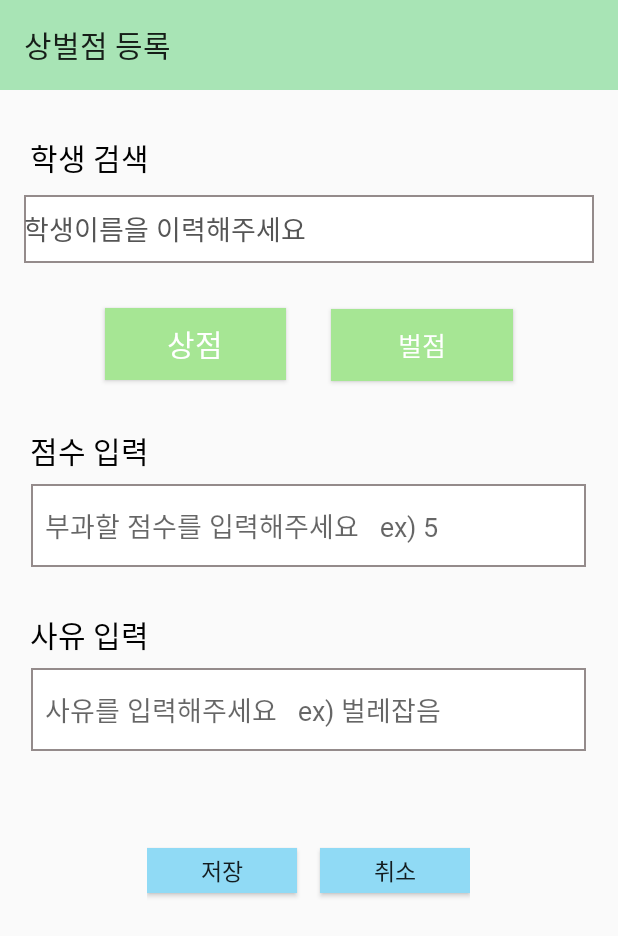
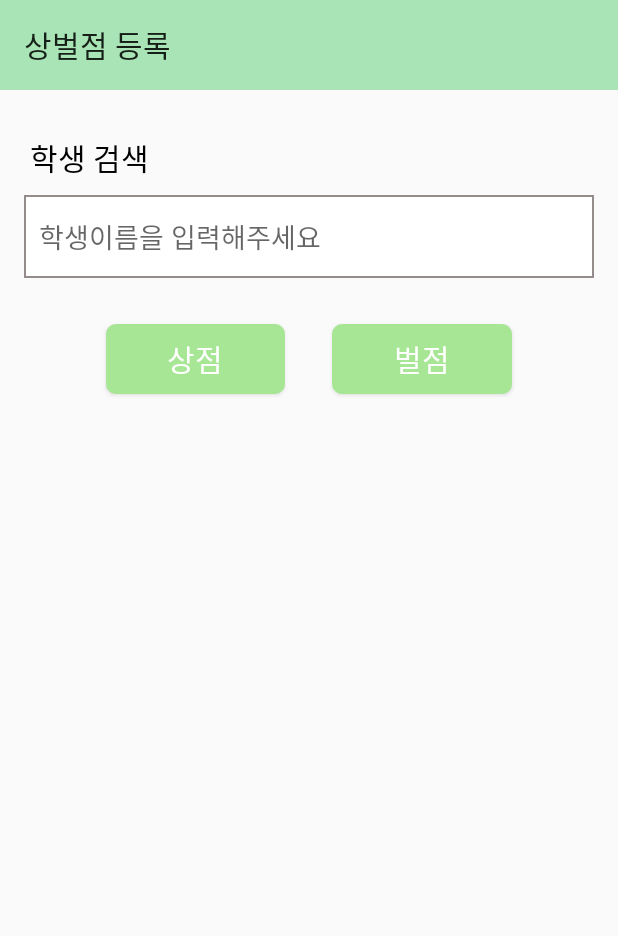
Before and after one commit to ProjectInTheClass/ParcelNoticeManager, an Android app: the RewardActivity screen opened directly, with no data from a screen before it, on a phone screen of 412 x 824 dp. Shown: the top 936 px of the screen. Run offline under Robolectric (Android 15) with nearby library versions, the light colour scheme and no system bars; 1 statement that could not run was skipped.

Commit message:
상벌점 수정

```diff
--- a/app/src/main/java/com/eos/parcelnoticemanager/tools/PlusStudentActivity.java
+++ b/app/src/main/java/com/eos/parcelnoticemanager/tools/PlusStudentActivity.java
@@ -94,7 +94,7 @@ public class PlusStudentActivity extends AppCompatActivity {
                         String who = autoCompleteTextView.getText().toString();
                         int index;
                         for(index = 0; index < list.size(); index++){
-                            if(list.get(0).equals(who)) break;
+                            if(list.get(index).equals(who)) break;
                         }
                         int id = userList.get(index).getId();
                         JsonObject json = new JsonObject();
--- a/app/src/main/java/com/eos/parcelnoticemanager/tools/RewardActivity.java
+++ b/app/src/main/java/com/eos/parcelnoticemanager/tools/RewardActivity.java
@@ -12,6 +12,7 @@ import android.widget.ArrayAdapter;
 import android.widget.AutoCompleteTextView;
 import android.widget.Button;
 import android.widget.EditText;
+import android.widget.TextView;
 import android.widget.Toast;
 
 import com.eos.parcelnoticemanager.R;
@@ -40,6 +41,8 @@ public class RewardActivity extends AppCompatActivity {
     private EditText ed_name;
     private EditText ed_score;
     private EditText ed_reason;
+    private TextView tv_score;
+    private TextView tv_reason;
     private Button btn_save_reward;
     private Button btn_plus, btn_minus;
     private Button btn_nosave_reward;
@@ -57,6 +60,9 @@ public class RewardActivity extends AppCompatActivity {
 
         ed_score = (EditText)findViewById(R.id.editText_score);
         ed_reason = (EditText)findViewById(R.id.editText_reason);
+
+        tv_score = findViewById(R.id.textView_score);
+        tv_reason = findViewById(R.id.textView_reason);
 
         btn_plus = (Button)findViewById(R.id.button_plusPoint);
         btn_minus = (Button)findViewById(R.id.button_minusPoint);
@@ -102,6 +108,7 @@ public class RewardActivity extends AppCompatActivity {
                     @Override
                     public void onClick(View view) {
                         type = "상점";
+                        makeVisible();
                     }
                 });
                 //벌점 버튼 눌렀으면 벌점 type으로 바꿔주기
@@ -109,6 +116,7 @@ public class RewardActivity extends AppCompatActivity {
                     @Override
                     public void onClick(View view) {
                         type = "벌점";
+                        makeVisible();
                     }
                 });
 
@@ -168,7 +176,16 @@ public class RewardActivity extends AppCompatActivity {
         };
         callGetUser.enqueue(callback);
     }
-    public static String getToken(){
+    private String getToken(){
         return pref.getString("token","");
     }
+
+    private void makeVisible(){
+        tv_reason.setVisibility(View.VISIBLE);
+        tv_score.setVisibility(View.VISIBLE);
+        btn_nosave_reward.setVisibility(View.VISIBLE);
+        btn_save_reward.setVisibility(View.VISIBLE);
+        ed_score.setVisibility(View.VISIBLE);
+        ed_reason.setVisibility(View.VISIBLE);
+    }
 }
--- a/app/src/main/res/layout/activity_reward.xml
+++ b/app/src/main/res/layout/activity_reward.xml
@@ -31,11 +31,11 @@
         android:id="@+id/autoCompleteTextView_reward"
         android:layout_width="380dp"
         android:layout_marginTop = "10dp"
-        android:layout_height="45dp"
+        android:layout_height="55dp"
         android:gravity="center_vertical"
         android:layout_gravity="center"
-        android:textColorHint="#555555"
-        android:hint="학생이름을 이력해주세요"
+        android:hint="학생이름을 입력해주세요"
+        android:paddingLeft="10dp"
         android:completionThreshold="1"
         android:fontFamily="@font/nexon_gothic_lv1_bold"
         android:background="@drawable/border"/>
@@ -51,29 +51,33 @@
             android:layout_marginLeft="70dp"
             android:layout_marginTop="30dp"
             android:layout_weight="1"
-            android:background="@color/colorPrimary"
+            android:background="@drawable/all_button_background"
+            android:backgroundTint="@color/colorPrimary"
             android:fontFamily="@font/nexon_gothic_lv1_bold"
             android:text="상점"
             android:textColor="#FFFFFF"
-            android:textSize="20dp" />
+            android:textSize="20sp" />
 
         <Button
             android:id="@+id/button_minusPoint"
             android:layout_height="wrap_content"
             android:layout_width="0dp"
             android:text="벌점"
-            android:textSize="17dp"
+            android:textSize="20sp"
             android:layout_weight="1"
             android:layout_marginTop="30dp"
             android:layout_marginRight="70dp"
             android:layout_marginLeft = "30dp"
-            android:background="@color/colorPrimary"
+            android:background="@drawable/all_button_background"
+            android:backgroundTint="@color/colorPrimary"
             android:textColor="#FFFFFF"
             android:fontFamily="@font/nexon_gothic_lv1_bold"/>
 
     </LinearLayout>
 
     <TextView
+        android:id="@+id/textView_score"
+        android:visibility="invisible"
         android:layout_width="wrap_content"
         android:layout_height="wrap_content"
         android:text="점수 입력"
@@ -84,17 +88,21 @@
         android:fontFamily="@font/nexon_gothic_lv1_bold"/>
 
     <EditText
+        android:visibility="invisible"
         android:id="@+id/editText_score"
         android:layout_width="370dp"
         android:layout_height="55dp"
         android:layout_gravity="center"
         android:layout_marginTop="7dp"
-        android:hint="  부과할 점수를 입력해주세요   ex) 5"
+        android:hint="부과할 점수를 입력해주세요   ex) 5"
+        android:paddingLeft="10dp"
         android:background="@drawable/border"
         android:fontFamily="@font/nexon_gothic_lv1_bold"/>
 
 
     <TextView
+        android:id="@+id/textView_reason"
+        android:visibility="invisible"
         android:layout_width="wrap_content"
         android:layout_height="wrap_content"
         android:text="사유 입력"
@@ -105,12 +113,14 @@
         android:fontFamily="@font/nexon_gothic_lv1_bold"/>
 
     <EditText
+        android:visibility="invisible"
         android:id="@+id/editText_reason"
         android:layout_width="370dp"
         android:layout_height="55dp"
         android:layout_gravity="center"
         android:layout_marginTop="7dp"
-        android:hint="  사유를 입력해주세요   ex) 벌레잡음"
+        android:hint="사유를 입력해주세요   ex) 벌레잡음"
+        android:paddingLeft="10dp"
         android:background="@drawable/border"
         android:fontFamily="@font/nexon_gothic_lv1_bold"/>
 
@@ -121,26 +131,30 @@
         android:layout_gravity="center">
 
         <Button
+            android:visibility="invisible"
             android:id="@+id/button_save_reward"
             android:layout_width="100dp"
-            android:layout_height="30dp"
+            android:layout_height="45dp"
             android:layout_gravity="center"
             android:layout_marginTop="30dp"
             android:textSize="15dp"
             android:text="저장"
-            android:background="#90daf5"
+            android:background="@drawable/all_button_background"
+            android:backgroundTint="#90daf5"
             android:fontFamily="@font/nexon_gothic_lv1_bold" />
 
         <Button
+            android:visibility="invisible"
             android:id="@+id/button_nosave_reward"
             android:layout_width="100dp"
-            android:layout_height="30dp"
+            android:layout_height="45dp"
             android:layout_gravity="center"
             android:layout_marginTop="30dp"
-            android:layout_marginLeft="15dp"
+            android:layout_marginLeft="20dp"
             android:textSize="15dp"
             android:text="취소"
-            android:background="#90daf5"
+            android:background="@drawable/all_button_background"
+            android:backgroundTint="#90daf5"
             android:fontFamily="@font/nexon_gothic_lv1_bold" />
     </LinearLayout>
 
```
Also changed, not shown: app/src/main/res/layout/activity_register_student.xml (+9 -6 lines).
